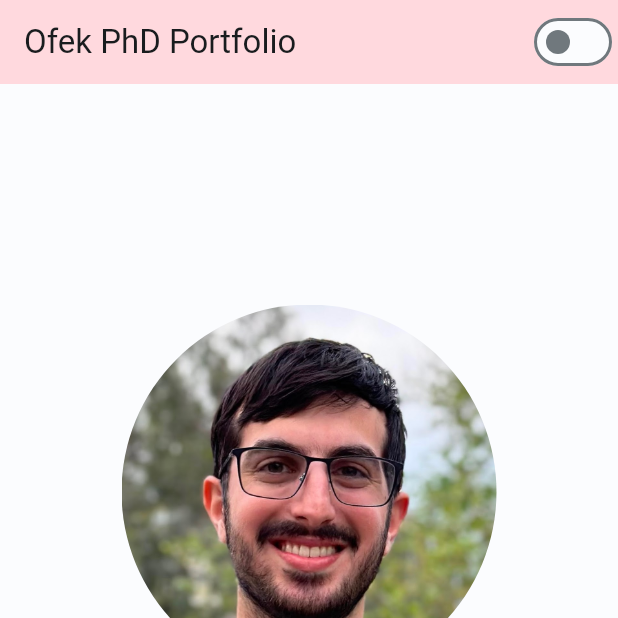
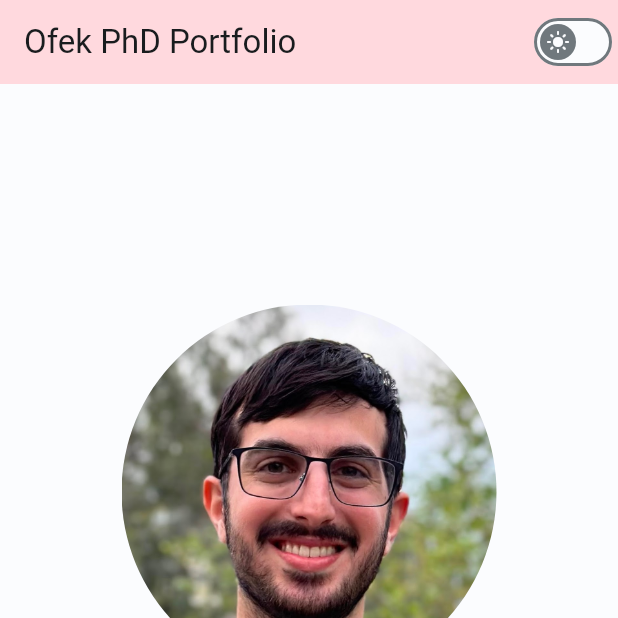
Before and after one commit to The-Ofek-Foundation/ophd, a Flutter app: the screen it shows after launch, on a phone screen of 412 x 824 dp, the top half of it. Run offline on Flutter 3.47's test engine with Material 2 defaults, Android fonts, the phone set to English and light mode, and no system bars; our stand-ins replace firebase_core, flutter_markdown, font_awesome_flutter, theme_provider; missing offline and left inert: flutter_scatter; accounts and stored records are empty.

Commit message:
Change night mode switch

```diff
--- a/lib/widgets/layout.dart
+++ b/lib/widgets/layout.dart
@@ -48,9 +48,20 @@ class _LayoutState extends State<Layout> {
   Widget _getThemeSwitch() {
     _isDarkMode = ThemeProvider.themeOf(context).id == 'dark';
 
+    final MaterialStateProperty<Icon?> thumbIcon =
+      MaterialStateProperty.resolveWith<Icon?>(
+        (Set<MaterialState> states) {
+          if (states.contains(MaterialState.selected)) {
+            return const Icon(Icons.dark_mode);
+          }
+          return const Icon(Icons.light_mode);
+        },
+      );
+
     return Switch(
       value: _isDarkMode,
       onChanged: _toggleThemeMode,
+      thumbIcon: thumbIcon,
     );
   }
 
```
